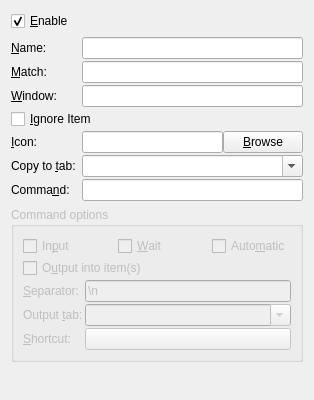
hluk/CopyQ, file src/ui/commandwidget.ui: the form before one commit.
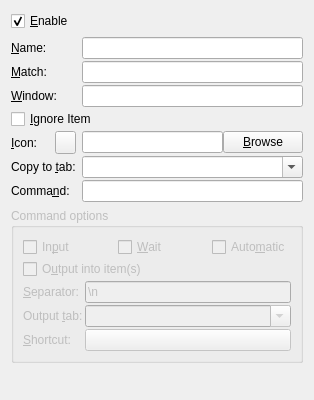
The form after the commit.

Commit message: Use icons from FontAwesome

```diff
--- a/src/ui/commandwidget.ui
+++ b/src/ui/commandwidget.ui
@@ -128,15 +128,18 @@
         </widget>
        </item>
        <item>
-        <widget class="QLabel" name="labelIcon">
-         <property name="minimumSize">
+        <widget class="QToolButton" name="buttonIcon">
+         <property name="text">
+          <string/>
+         </property>
+         <property name="iconSize">
           <size>
-           <width>16</width>
+           <width>13</width>
            <height>16</height>
           </size>
          </property>
-         <property name="text">
-          <string/>
+         <property name="popupMode">
+          <enum>QToolButton::InstantPopup</enum>
          </property>
         </widget>
        </item>
```
Left out of the diff: 119 changed lines with no effect on the pictures. The commit also changes 44 other files.
